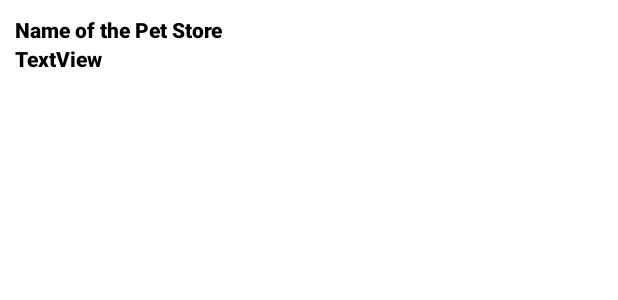
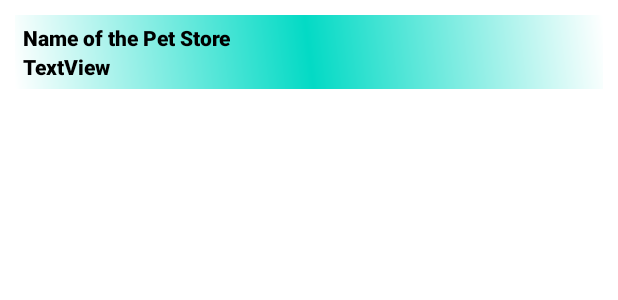
Before and after one commit to zinaheng/PetNeeds, an Android app: the layout petdetails.xml on its own in the app's theme, with its tools: preview values and no code run, on a phone screen of 412 x 824 dp. Shown: the top 300 px of the screen. Run offline under Robolectric (Android 15) with nearby library versions, the phone set to English and light mode, and no system bars.

Commit message:
changes to the row view in the recycler view

```diff
--- /dev/null
+++ b/app/src/main/res/drawable/row_background.xml
@@ -0,0 +1,11 @@
+<?xml version="1.0" encoding="utf-8"?>
+<shape xmlns:android="http://schemas.android.com/apk/res/android">
+    <gradient
+        android:startColor="@color/white"
+        android:centerColor="@color/teal_200"
+        android:endColor="@color/white"
+        android:angle="45"
+        android:type= "linear"/>
+
+
+</shape>
--- a/app/src/main/res/layout/petdetails.xml
+++ b/app/src/main/res/layout/petdetails.xml
@@ -1,9 +1,16 @@
 <?xml version="1.0" encoding="utf-8"?>
 <RelativeLayout xmlns:android="http://schemas.android.com/apk/res/android"
+    xmlns:app="http://schemas.android.com/apk/res-auto"
     android:id="@+id/container"
     android:layout_width="match_parent"
     android:layout_height="wrap_content"
-    android:layout_margin="10dp">
+    android:layout_margin="10dp"
+    android:background="@drawable/row_background"
+    android:layoutMode="opticalBounds"
+    android:padding="5dp"
+    android:rotation="0"
+    android:rotationX="0"
+    android:rotationY="0">
 
 
     <TextView
```
